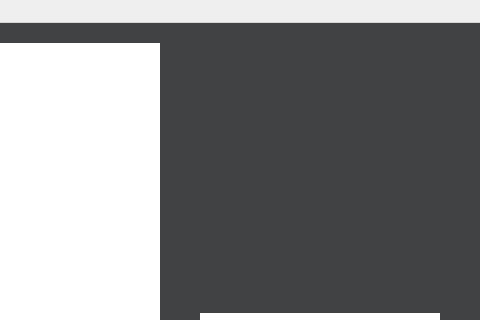
This is mainwindow.ui in vitalight/Visionary as Qt 5 draws it before an edit; both pictures show x 720 to 1200 and y 0 to 320 of the 1200 by 750 pixel window. The edited form follows.
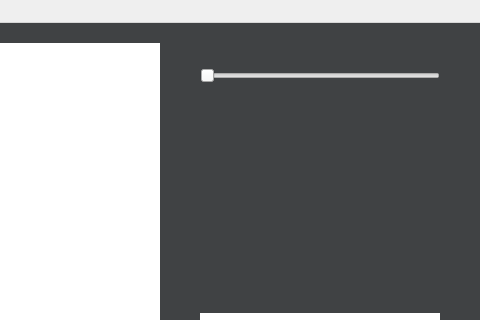
This is the edited form. Custom widgets are drawn as their Qt base class.

```diff
--- a/mainwindow.ui
+++ b/mainwindow.ui
@@ -182,6 +182,22 @@
      <string/>
     </property>
    </widget>
+   <widget class="QSlider" name="horizontalSlider">
+    <property name="geometry">
+     <rect>
+      <x>920</x>
+      <y>40</y>
+      <width>240</width>
+      <height>25</height>
+     </rect>
+    </property>
+    <property name="maximum">
+     <number>255</number>
+    </property>
+    <property name="orientation">
+     <enum>Qt::Horizontal</enum>
+    </property>
+   </widget>
    <zorder>rightPanel</zorder>
    <zorder>mouseLocation</zorder>
    <zorder>colorBar</zorder>
@@ -191,6 +207,7 @@
    <zorder>whitebg</zorder>
    <zorder>tip</zorder>
    <zorder>histogramArea</zorder>
+   <zorder>horizontalSlider</zorder>
   </widget>
   <widget class="QMenuBar" name="menuBar">
    <property name="geometry">
@@ -441,7 +458,7 @@
   </action>
   <action name="actionadjustHSI">
    <property name="enabled">
-    <bool>false</bool>
+    <bool>true</bool>
    </property>
    <property name="text">
     <string>HSI调节</string>
@@ -449,7 +466,7 @@
   </action>
   <action name="actionadjustGradation">
    <property name="enabled">
-    <bool>false</bool>
+    <bool>true</bool>
    </property>
    <property name="text">
     <string>色阶调整</string>
```
